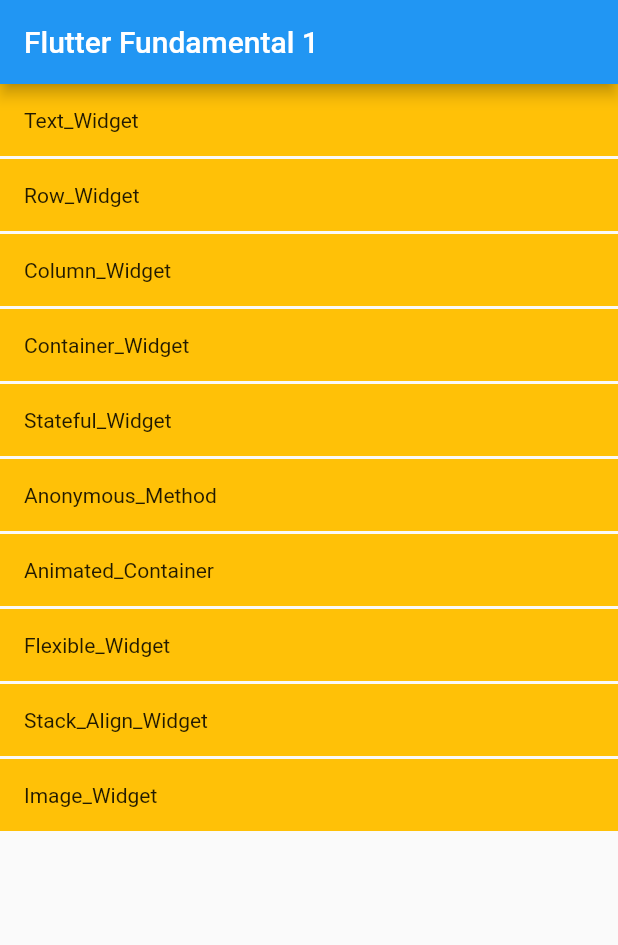
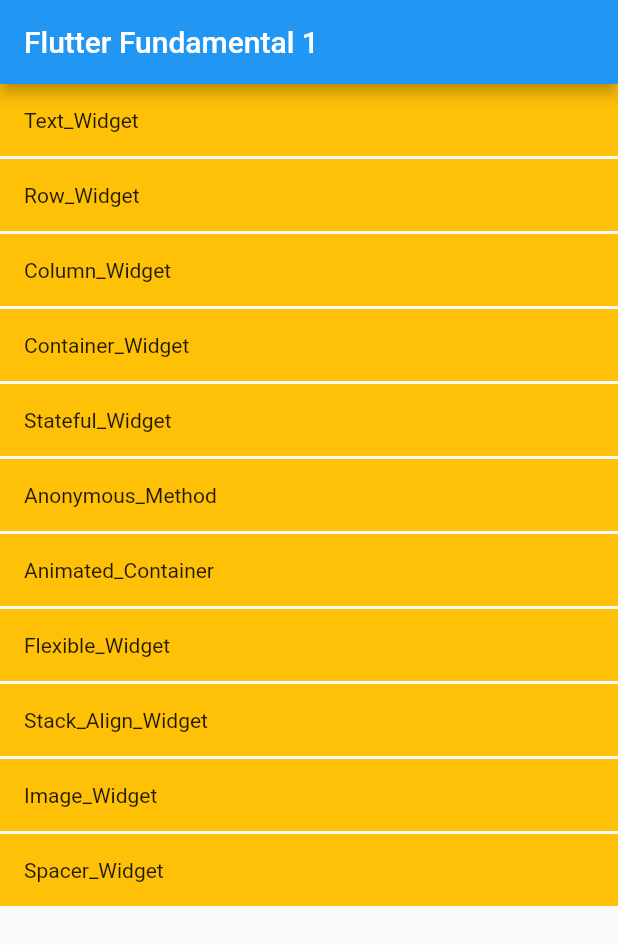
Before and after one commit to sampurnoaji/flutter_erico_chapter_1, a Flutter app: the screen it shows after launch, on a phone screen of 412 x 824 dp. Shown: the top 945 px of the screen. Run offline on Flutter 3.47's test engine with Material 2 defaults, Android fonts, the phone set to English and light mode, and no system bars.

Commit message:
spacer widget

```diff
--- a/lib/lesson.dart
+++ b/lib/lesson.dart
@@ -8,5 +8,6 @@ enum Lesson {
   Animated_Container,
   Flexible_Widget,
   Stack_Align_Widget,
-  Image_Widget
+  Image_Widget,
+  Spacer_Widget,
 }
--- /dev/null
+++ b/lib/lesson/spacer_widget.dart
@@ -0,0 +1,27 @@
+import 'package:erico_intro/lesson.dart';
+import 'package:flutter/material.dart';
+
+class SpacerWidget extends StatelessWidget {
+  @override
+  Widget build(BuildContext context) {
+    return Scaffold(
+      appBar: AppBar(
+        title: Text(Lesson.Spacer_Widget.name),
+      ),
+      body: Center(
+        child: Row(
+          // mainAxisAlignment: MainAxisAlignment.spaceBetween,
+          children: [
+            Spacer(flex: 1,),
+            Container(color: Colors.red, width: 80, height: 80,),
+            Spacer(flex: 2,),
+            Container(color: Colors.green, width: 80, height: 80,),
+            Spacer(flex: 3,),
+            Container(color: Colors.black, width: 80, height: 80,),
+            Spacer(flex: 4,),
+          ],
+        ),
+      )
+    );
+  }
+}
--- a/lib/main.dart
+++ b/lib/main.dart
@@ -5,6 +5,7 @@ import 'package:erico_intro/lesson/container_widget.dart';
 import 'package:erico_intro/lesson/flexible_widget.dart';
 import 'package:erico_intro/lesson/image_widget.dart';
 import 'package:erico_intro/lesson/row_widget.dart';
+import 'package:erico_intro/lesson/spacer_widget.dart';
 import 'package:erico_intro/lesson/stack_align_widget.dart';
 import 'package:erico_intro/lesson/stateful_widget_page.dart';
 import 'package:erico_intro/lesson/text_widget.dart';
@@ -53,6 +54,8 @@ class MainPage extends StatelessWidget {
                             return StackAlignWidget();
                           case Lesson.Image_Widget:
                             return ImageWidget();
+                          case Lesson.Spacer_Widget:
+                            return SpacerWidget();
                         }
                       }));
                     },
```
